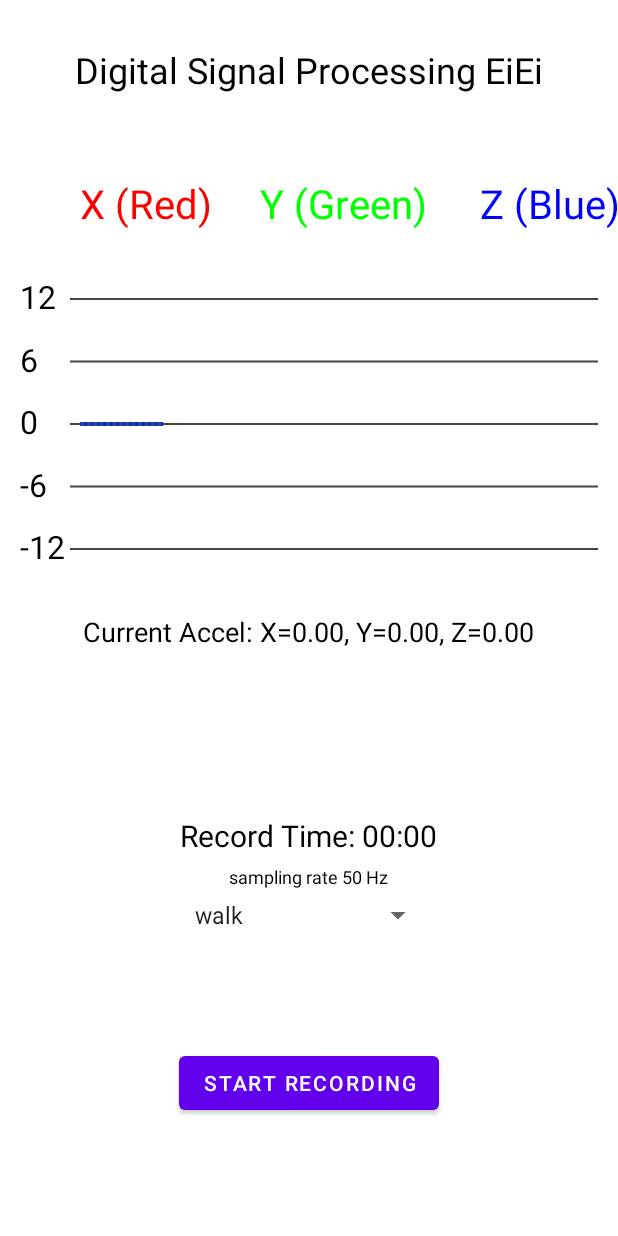
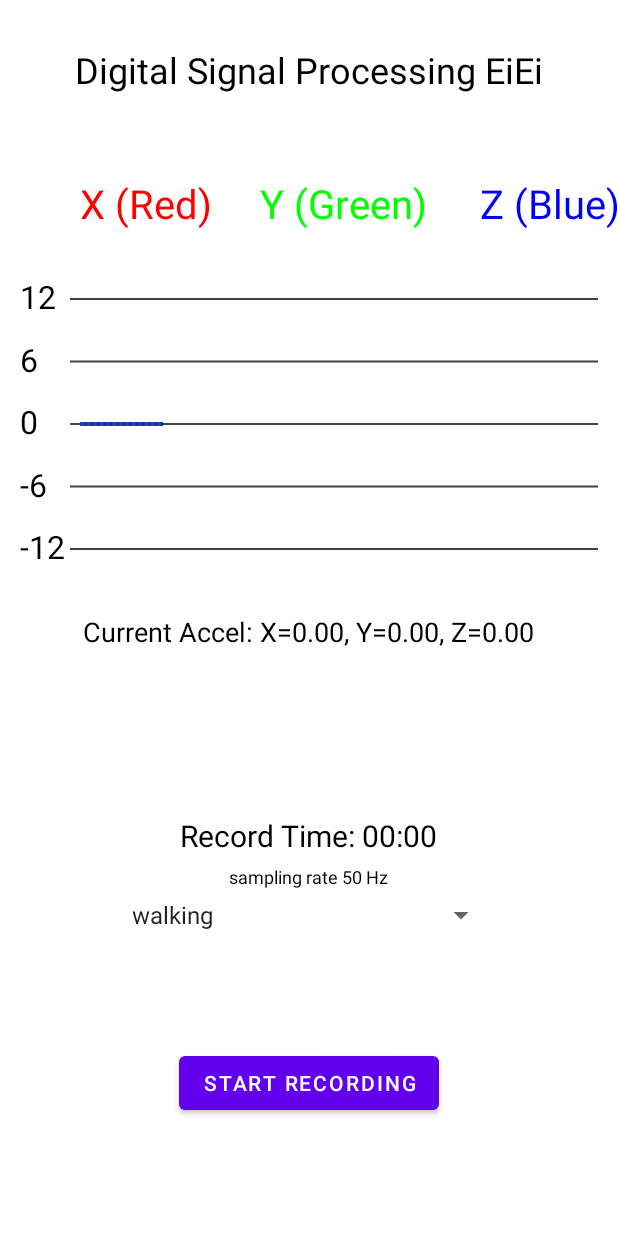
Before and after one commit to tanaratsaehia/dsp_project, an Android app: the screen it shows after launch (MainActivity), on a phone screen of 412 x 824 dp. Run offline under Robolectric (Android 15) with nearby library versions, the phone set to English and light mode, and no system bars.

```diff
--- a/android/collect_data/app/src/main/java/com/example/humanactivity/MainActivity.kt
+++ b/android/collect_data/app/src/main/java/com/example/humanactivity/MainActivity.kt
@@ -105,7 +105,7 @@ class MainActivity : AppCompatActivity(), SensorEventListener {
         modeSpinner = findViewById(R.id.modeSpinner)
 
         // Setup Spinner with record modes.
-        val modes = listOf("walk", "run", "using_elevator", "using_stair")
+        val modes = listOf("walking", "runing", "climbing_stairs", "descending_stairs", "sitting_standing_transition")
         val adapter = ArrayAdapter(this, android.R.layout.simple_spinner_item, modes)
         adapter.setDropDownViewResource(android.R.layout.simple_spinner_dropdown_item)
         modeSpinner.adapter = adapter
```
Also changed, not shown: 1 other file.
